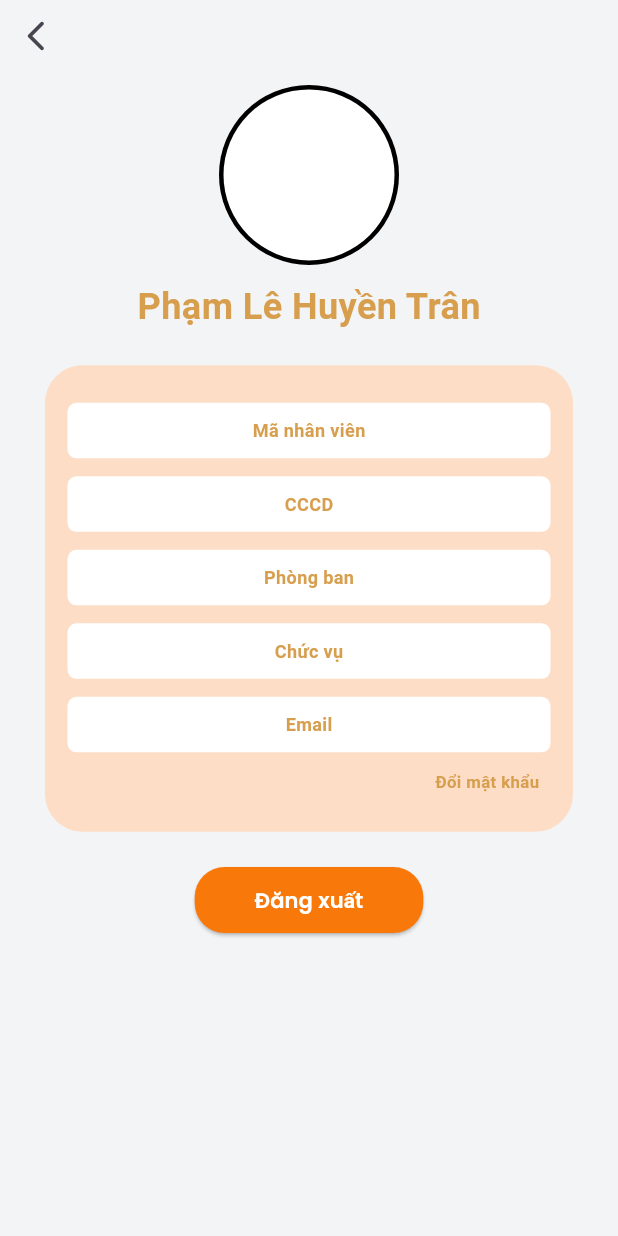
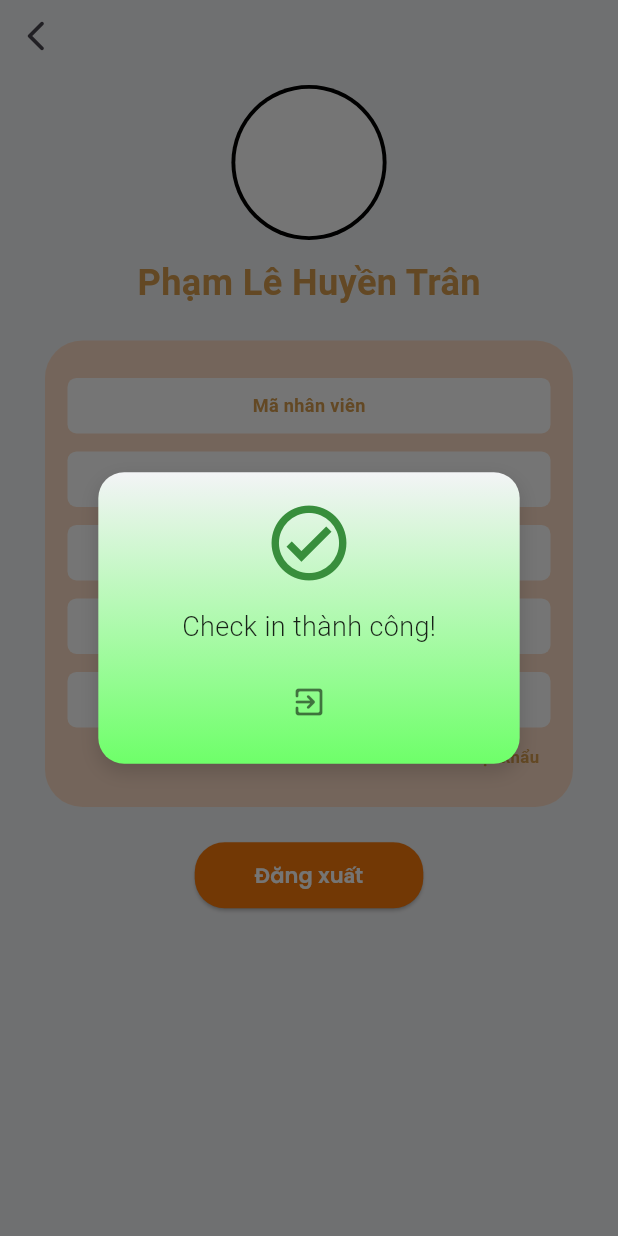
Before and after one commit to minhthongnt2610/TT_Nhom3, a Flutter app: the InfoEmployee screen opened directly, after a tap on "Đăng xuất", on a phone screen of 412 x 824 dp. Run offline on Flutter 3.47's test engine with Material 3 defaults, Android fonts, the phone set to English and light mode, and no system bars; our stand-ins replace google_fonts; Roboto replaces fonts that are missing (balooPaaji).

Commit message:
hoàn thành dialog check in, out thành coong và thất bại

```diff
--- a/TimeTrack/lib/my_app.dart
+++ b/TimeTrack/lib/my_app.dart
@@ -1,4 +1,5 @@
 import 'package:flutter/material.dart';
+import 'package:timetrack/screens/common_screens/login_screen.dart';
 import 'package:timetrack/screens/employee_screens/check_in_screen.dart';
 import 'package:timetrack/screens/employee_screens/info_employee.dart';
 class MyApp extends StatelessWidget {
@@ -9,7 +10,7 @@ class MyApp extends StatelessWidget {
     return MaterialApp(
         debugShowCheckedModeBanner: false,
         title: "Time Track",
-        home: InfoEmployee(),
+        home: LoginScreen(),
     );
   }
 }
--- a/TimeTrack/lib/screens/common_screens/login_screen.dart
+++ b/TimeTrack/lib/screens/common_screens/login_screen.dart
@@ -1,6 +1,7 @@
 import 'package:flutter/material.dart';
 import 'package:timetrack/contains/app_colors.dart';
 import 'package:timetrack/screens/common_screens/widgets/field_widget.dart';
+import 'package:timetrack/screens/employee_screens/check_in_screen.dart';
 
 class LoginScreen extends StatelessWidget {
   LoginScreen({super.key});
@@ -23,6 +24,7 @@ class LoginScreen extends StatelessWidget {
               colors: [AppColors.hexFFF0F0, AppColors.hexD79E4E],
             ),
           ),
+          child: SingleChildScrollView(
             child: Column(
               children: [
                 SizedBox(height: 176 * height / 956),
@@ -76,6 +78,7 @@ class LoginScreen extends StatelessWidget {
                         ),
                         onPressed: () {
                           print("Đăng nhập");
+                          Navigator.push(context, MaterialPageRoute(builder: (context) => CheckInScreen()));
                         },
                         child: Text(
                           "Đăng nhập",
@@ -89,6 +92,7 @@ class LoginScreen extends StatelessWidget {
             ),
           ),
         ),
+      ),
     );
   }
 }
--- /dev/null
+++ b/TimeTrack/lib/screens/employee_screens/dialogs/check_in_success_dialog.dart
@@ -0,0 +1,62 @@
+import 'package:flutter/material.dart';
+
+import '../../../contains/app_colors.dart';
+
+void checkInSuccessDialog(BuildContext context) {
+  int height = MediaQuery.of(context).size.height.toInt();
+  int width = MediaQuery.of(context).size.width.toInt();
+  showDialog(
+    context: context,
+    barrierDismissible: true,
+    builder: (context) {
+      return Dialog(
+        shape: RoundedRectangleBorder(borderRadius: BorderRadius.circular(20)),
+        backgroundColor: Colors.transparent,
+        child: Container(
+          width: 300 * width / 440,
+          padding: EdgeInsets.all(20 * height / 956),
+          decoration: BoxDecoration(
+            borderRadius: BorderRadius.circular(20 * height / 956),
+            gradient: const LinearGradient(
+              begin: Alignment.topCenter,
+              end: Alignment.bottomCenter,
+              colors: [AppColors.backgroundColor, AppColors.backgroundButton],
+            ),
+            boxShadow: [
+              BoxShadow(
+                color: Colors.black.withOpacity(0.15),
+                blurRadius: 10,
+                offset: const Offset(0, 5),
+              ),
+            ],
+          ),
+          child: Column(
+            mainAxisSize: MainAxisSize.min,
+            children: [
+              Icon(
+                Icons.check_circle_outline_outlined,
+                color: Colors.green.shade700,
+                size: 60,
+              ),
+              SizedBox(height: 15 * height / 956),
+              const Text(
+                'Check in thành công!',
+                style: TextStyle(
+                  fontSize: 18,
+                  fontWeight: FontWeight.w300,
+                  color: Colors.black87,
+                  fontFamily: 'balooPaaji',
+                ),
+              ),
+              SizedBox(height: 15 * height / 956),
+              IconButton(
+                onPressed: () => Navigator.pop(context),
+                icon: const Icon(Icons.exit_to_app_rounded, color: Colors.black54),
+              ),
+            ],
+          ),
+        ),
+      );
+    },
+  );
+}
--- a/TimeTrack/lib/screens/employee_screens/info_employee.dart
+++ b/TimeTrack/lib/screens/employee_screens/info_employee.dart
@@ -1,6 +1,7 @@
 import 'package:flutter/material.dart';
 import 'package:google_fonts/google_fonts.dart';
 import 'package:timetrack/contains/app_colors.dart';
+import 'package:timetrack/screens/employee_screens/dialogs/check_in_success_dialog.dart';
 
 import '../common_screens/widgets/build_info_field.dart';
 
@@ -29,11 +30,16 @@ class InfoEmployee extends StatelessWidget {
               ),
 
               SizedBox(height: 10 * height / 956),
-              const CircleAvatar(
-                radius: 60,
-                backgroundColor: Colors.black,
-                child: CircleAvatar(radius: 57, backgroundColor: Colors.white),
-              ),
+               GestureDetector(
+                 onTap: () {
+                   debugPrint("Chọn ảnh");
+                 },
+                 child: CircleAvatar(
+                  radius: 60 * height / 956,
+                  backgroundColor: Colors.black,
+                  child: CircleAvatar(radius: 57 * height / 956, backgroundColor: Colors.white),
+                               ),
+               ),
 
               SizedBox(height: 12 * height / 956),
 
@@ -105,6 +111,7 @@ class InfoEmployee extends StatelessWidget {
                 ),
                 onPressed: () {
                   debugPrint('Đăng xuất');
+                  checkInSuccessDialog(context);
                 },
                 child: Text(
                   'Đăng xuất',
--- a/TimeTrack/lib/screens/employee_screens/widgets/app_bar_widget.dart
+++ b/TimeTrack/lib/screens/employee_screens/widgets/app_bar_widget.dart
@@ -1,6 +1,7 @@
 import 'package:flutter/material.dart';
 import 'package:google_fonts/google_fonts.dart';
 import '../../../contains/app_colors.dart';
+import '../info_employee.dart';
 
 class AppBarWidget extends StatelessWidget implements PreferredSizeWidget {
   const AppBarWidget({super.key, required this.isCheck});
@@ -95,7 +96,10 @@ class AppBarWidget extends StatelessWidget implements PreferredSizeWidget {
               style: ButtonStyle(
                 backgroundColor: MaterialStateProperty.all(AppColors.textAppBar),
               ),
-              onPressed: () {},
+              onPressed: () {
+                debugPrint("Thông tin cá nhân");
+                Navigator.push(context, MaterialPageRoute(builder: (context) => InfoEmployee()));
+              },
               child: Text(
                 "Thông tin cá nhân",
                 style: TextStyle(
```
Also changed, not shown: TimeTrack/lib/screens/employee_screens/check_in_screen.dart (+9 -7 lines), TimeTrack/lib/screens/employee_screens/dialogs/check_in_fail_dialog.dart (added, +62 -0 lines), TimeTrack/lib/screens/employee_screens/dialogs/check_out_success_dialog.dart (added, +62 -0 lines), TimeTrack/pubspec.lock. Lines whose indentation alone changed are shown as unchanged.
